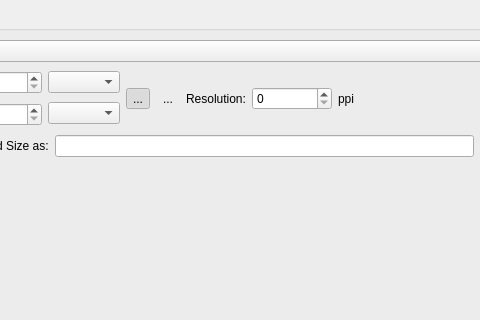
Qt form krita/ui/forms/wdgnewimage.ui (KDE/calligra) before a commit; both pictures show x 109 to 589 and y 0 to 320 of the 692 by 575 pixel window.
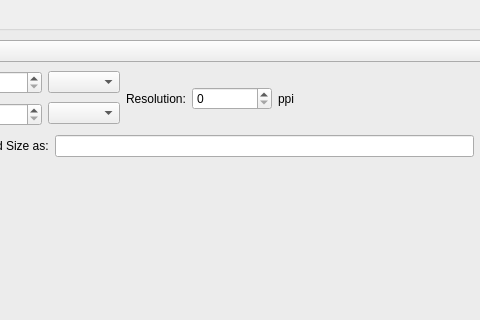
The same form after that commit. Custom widgets are drawn as their Qt base class.

Commit message: remove portrait and landscape buttons on new dialog

```diff
--- a/krita/ui/forms/wdgnewimage.ui
+++ b/krita/ui/forms/wdgnewimage.ui
@@ -152,47 +152,6 @@
             </item>
            </layout>
           </item>
-          <item>
-           <widget class="QToolButton" name="bnPortrait">
-            <property name="toolTip">
-             <string>Portrait</string>
-            </property>
-            <property name="text">
-             <string>...</string>
-            </property>
-            <property name="checkable">
-             <bool>true</bool>
-            </property>
-            <property name="checked">
-             <bool>true</bool>
-            </property>
-            <property name="autoExclusive">
-             <bool>true</bool>
-            </property>
-            <property name="autoRaise">
-             <bool>true</bool>
-            </property>
-           </widget>
-          </item>
-          <item>
-           <widget class="QToolButton" name="bnLandscape">
-            <property name="toolTip">
-             <string>Landscape</string>
-            </property>
-            <property name="text">
-             <string>...</string>
-            </property>
-            <property name="checkable">
-             <bool>true</bool>
-            </property>
-            <property name="autoExclusive">
-             <bool>true</bool>
-            </property>
-            <property name="autoRaise">
-             <bool>true</bool>
-            </property>
-           </widget>
-          </item>
           <item>
            <widget class="QLabel" name="lblResolution">
             <property name="text">
```
Left out of the diff: 3 changed lines with no effect on the pictures. The commit also changes 2 other files.
